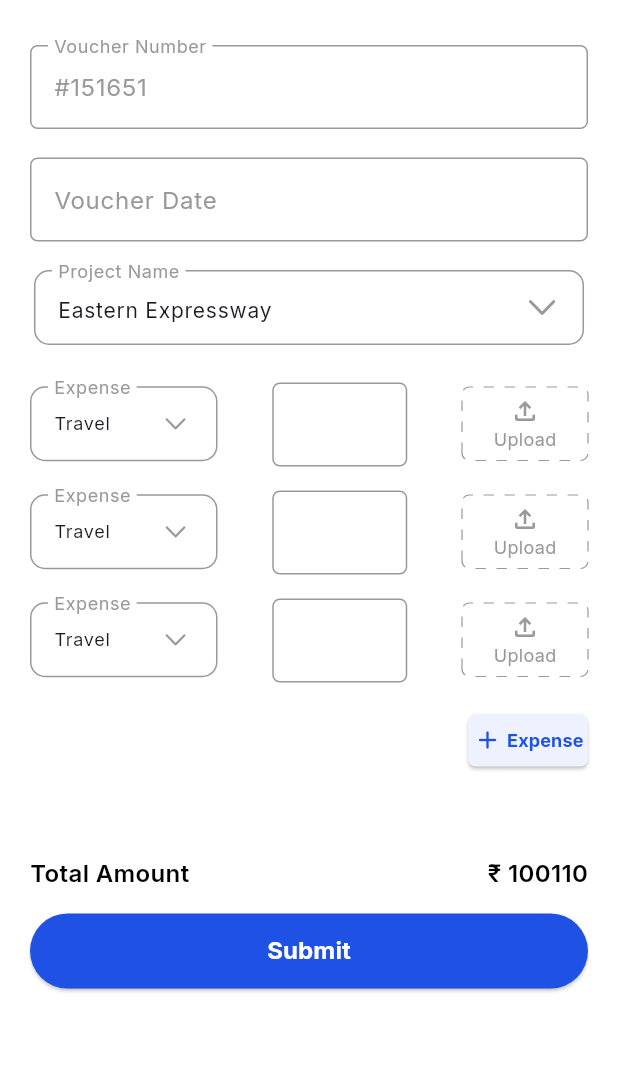
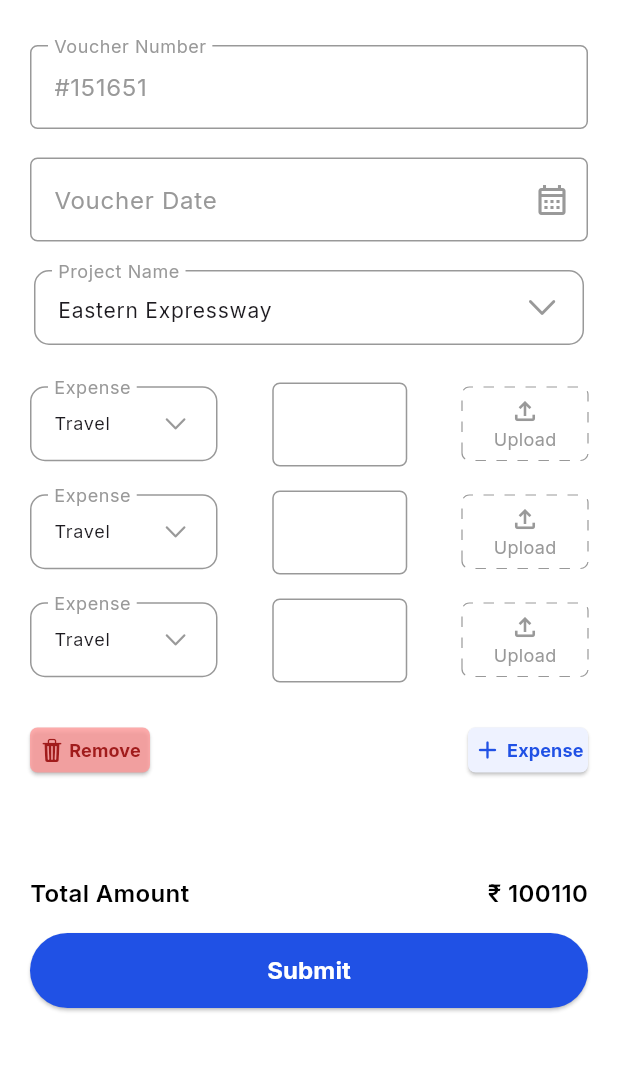
Before and after one commit to CAPJITESH/techfinix, a Flutter app: the AddVoucherPage screen opened directly, on a phone screen of 412 x 824 dp, the part 90-1162 px from its top. Run offline on Flutter 3.47's test engine with Material 3 defaults, Android fonts, the phone set to English and light mode, and no system bars; drawn by our look-alikes of dotted_border; our stand-ins replace easy_date_timeline, flutter_keyboard_visibility, flutter_svg, google_fonts, image_cropper, image_picker and 4 more; missing offline and left inert: datepicker_dropdown, html_editor_enhanced.

```diff
--- a/lib/screens/Home/home.dart
+++ b/lib/screens/Home/home.dart
@@ -106,8 +106,7 @@ class _HomePageState extends State<HomePage> {
           child: Row(
             mainAxisAlignment: MainAxisAlignment.spaceAround,
             children: [
-              Builder(builder: (context) {
-                return IconButton(
+              IconButton(
                 onPressed: () {
                   print('tapped');
                   widget.scaffoldKey.currentState?.openDrawer();
@@ -120,8 +119,7 @@ class _HomePageState extends State<HomePage> {
                   width: 17,
                   height: 19,
                 ),
-                );
-              }),
+              ),
               const SizedBox(
                 width: 5,
               ),
--- a/lib/screens/Vouchers/add_voucher.dart
+++ b/lib/screens/Vouchers/add_voucher.dart
@@ -1,7 +1,11 @@
+import 'dart:io';
+
 import 'package:dotted_border/dotted_border.dart';
 import 'package:flutter/cupertino.dart';
 import 'package:flutter/material.dart';
+import 'package:image_cropper/image_cropper.dart';
 import 'package:techfinix/constants.dart';
+import 'package:techfinix/img_helper.dart';
 import 'package:techfinix/widgets/textfield.dart';
 
 class AddVoucherPage extends StatefulWidget {
@@ -15,8 +19,17 @@ class _AddVoucherPageState extends State<AddVoucherPage> {
   TextEditingController voucherNo = TextEditingController();
   TextEditingController voucherDate = TextEditingController();
   TextEditingController projectName = TextEditingController();
-  TextEditingController expense1 = TextEditingController();
-  TextEditingController amount1 = TextEditingController();
+
+  List<TextEditingController> expenseControllers = [
+    TextEditingController(),
+    TextEditingController(),
+    TextEditingController(),
+  ];
+  List<TextEditingController> amountControllers = [
+    TextEditingController(),
+    TextEditingController(),
+    TextEditingController(),
+  ];
 
   List<String> projectList = [
     "Eastern Expressway",
@@ -28,6 +41,33 @@ class _AddVoucherPageState extends State<AddVoucherPage> {
   List<String> expenseType = ["Travel", "Hotel", "Medical"];
 
   int expenseCount = 3;
+  final ImageHelper _imageHelper = ImageHelper();
+
+  List<File?> images = [
+    null,
+    null,
+    null,
+  ];
+
+  void addExpense() {
+    setState(() {
+      expenseCount = expenseCount + 1;
+      expenseControllers.add(TextEditingController());
+      amountControllers.add(TextEditingController());
+      images.add(null);
+    });
+  }
+
+  void removeExpense() {
+    if (expenseCount > 1) {
+      setState(() {
+        expenseCount -= 1;
+        expenseControllers.removeLast();
+        amountControllers.removeLast();
+        images.removeLast();
+      });
+    }
+  }
 
   @override
   Widget build(BuildContext context) {
@@ -115,6 +155,7 @@ class _AddVoucherPageState extends State<AddVoucherPage> {
                 hinttext: "Voucher Date",
                 readOnly: true,
                 label: "",
+                icon: Icons.calendar_month_outlined,
                 obscureText: false,
                 onTap: () {
                   showDatePicker(
@@ -234,10 +275,10 @@ class _AddVoucherPageState extends State<AddVoucherPage> {
                         ),
                         onSelected: (String? value) {
                           setState(() {
-                            expense1.text = value!;
+                            expenseControllers[i].text = value!;
                           });
                         },
-                        controller: expense1,
+                        controller: expenseControllers[i],
                         // underline: SizedBox.shrink(),
                         dropdownMenuEntries: expenseType
                             .map<DropdownMenuEntry<String>>((String value) {
@@ -250,7 +291,7 @@ class _AddVoucherPageState extends State<AddVoucherPage> {
                       Padding(
                         padding: const EdgeInsets.only(top: 5),
                         child: TextBox(
-                          controller: amount1,
+                          controller: amountControllers[i],
                           hinttext: "Amount",
                           label: "",
                           obscureText: false,
@@ -258,7 +299,20 @@ class _AddVoucherPageState extends State<AddVoucherPage> {
                           width: 90,
                         ),
                       ),
-                      DottedBorder(
+                      InkWell(
+                        onTap: () async {
+                          final file = await _imageHelper.getImage();
+                          if (file != null) {
+                            final cropped = await _imageHelper.crop(
+                                file, CropStyle.rectangle);
+                            if (cropped != null) {
+                              setState(() {
+                                images[i] = cropped;
+                              });
+                            }
+                          }
+                        },
+                        child: DottedBorder(
                           borderType: BorderType.RRect,
                           radius: const Radius.circular(5),
                           strokeWidth: 0.8,
@@ -268,9 +322,12 @@ class _AddVoucherPageState extends State<AddVoucherPage> {
                             height: 45,
                             width: 80,
                             alignment: Alignment.center,
-                          child: Column(
+                            padding: const EdgeInsets.all(3),
+                            child: images[i] == null
+                                ? Column(
                                     mainAxisAlignment: MainAxisAlignment.center,
-                            crossAxisAlignment: CrossAxisAlignment.center,
+                                    crossAxisAlignment:
+                                        CrossAxisAlignment.center,
                                     children: [
                                       Icon(
                                         Icons.file_upload_outlined,
@@ -286,6 +343,15 @@ class _AddVoucherPageState extends State<AddVoucherPage> {
                                         ),
                                       )
                                     ],
+                                  )
+                                : Container(
+                                    decoration: BoxDecoration(
+                                      image: DecorationImage(
+                                        image: FileImage(images[i]!),
+                                        fit: BoxFit.cover,
+                                      ),
+                                    ),
+                                  ),
                           ),
                         ),
                       )
@@ -295,15 +361,47 @@ class _AddVoucherPageState extends State<AddVoucherPage> {
               const SizedBox(
                 height: 10,
               ),
-              Container(
-                width: double.infinity,
-                height: 35,
-                alignment: Alignment.centerRight,
-                child: ElevatedButton(
+              Row(
+                mainAxisAlignment: MainAxisAlignment.spaceBetween,
+                children: [
+                  ElevatedButton(
                     onPressed: () {
-                    setState(() {
-                      expenseCount = expenseCount + 1;
-                    });
+                      removeExpense();
+                    },
+                    style: ElevatedButton.styleFrom(
+                      backgroundColor: red3.withOpacity(0.8),
+                      shape: RoundedRectangleBorder(
+                        borderRadius: BorderRadius.circular(5),
+                      ),
+                      padding: const EdgeInsets.all(0),
+                      minimumSize: const Size(80, 30),
+                      maximumSize: const Size(80, 30),
+                    ),
+                    child: Row(
+                      mainAxisAlignment: MainAxisAlignment.center,
+                      children: [
+                        Icon(
+                          CupertinoIcons.delete_solid,
+                          color: red1,
+                          size: 17,
+                        ),
+                        const SizedBox(
+                          width: 3,
+                        ),
+                        Text(
+                          "Remove",
+                          style: TextStyle(
+                            color: red1,
+                            fontSize: 12,
+                            fontWeight: FontWeight.w700,
+                          ),
+                        )
+                      ],
+                    ),
+                  ),
+                  ElevatedButton(
+                    onPressed: () {
+                      addExpense();
                     },
                     style: ElevatedButton.styleFrom(
                       backgroundColor: color3,
@@ -311,8 +409,8 @@ class _AddVoucherPageState extends State<AddVoucherPage> {
                         borderRadius: BorderRadius.circular(5),
                       ),
                       padding: const EdgeInsets.all(0),
-                    minimumSize: const Size(80, 35),
-                    maximumSize: const Size(80, 35),
+                      minimumSize: const Size(80, 30),
+                      maximumSize: const Size(80, 30),
                     ),
                     child: Row(
                       mainAxisAlignment: MainAxisAlignment.center,
@@ -336,6 +434,7 @@ class _AddVoucherPageState extends State<AddVoucherPage> {
                       ],
                     ),
                   ),
+                ],
               ),
               const SizedBox(
                 height: 60,
```
Also changed, not shown: lib/screens/Add Project Hours/add_project_hours.dart (+24 -2 lines), lib/screens/Vouchers/single_voucher.dart (+4 -4 lines). Lines whose indentation alone changed are shown as unchanged.
